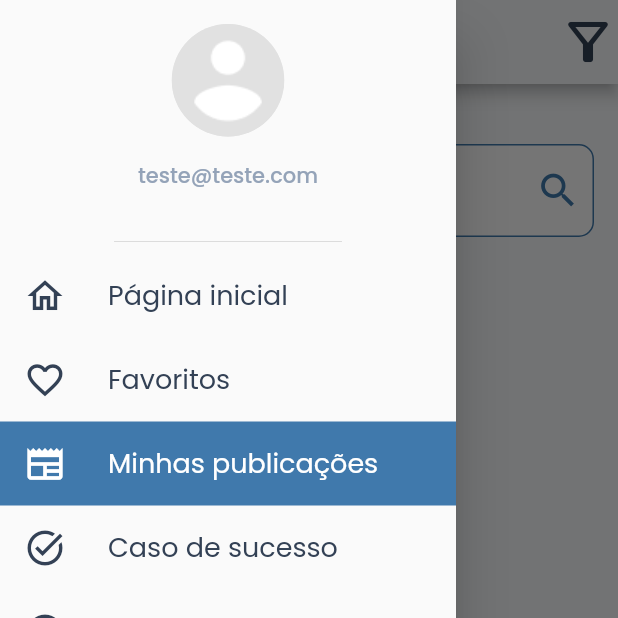
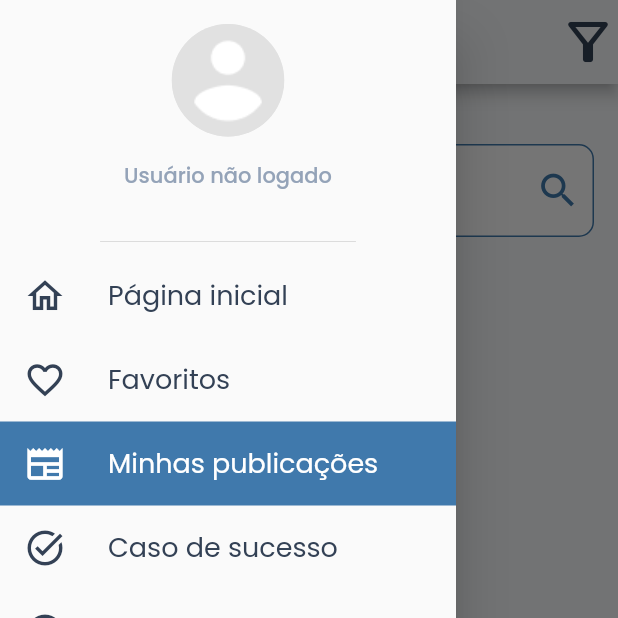
Before and after one commit to Yurinabaia/adote_me, a Flutter app: the MyPublicationsScreen screen opened by its route, with the side drawer open, on a phone screen of 412 x 824 dp, the top half of it. Run offline on Flutter 3.47's test engine with Material 2 defaults, Android fonts, the phone set to English and light mode, and no system bars; our stand-ins replace carousel_slider, cloud_firestore, device_preview, file_picker, firebase_auth, firebase_core and 7 more; missing offline and left inert: dart:ffi, flutter_facebook_auth; accounts and stored records are empty.

Commit message:
Buscando imagem e email do usuario para exibir no drawer

```diff
--- a/lib/ui/components/drawer_component.dart
+++ b/lib/ui/components/drawer_component.dart
@@ -1,4 +1,5 @@
 import 'package:adoteme/data/service/login_firebase_service.dart';
+import 'package:adoteme/data/service/user_profile_firebase_service.dart';
 import 'package:adoteme/ui/components/circle_avatar_component.dart';
 import 'package:adoteme/ui/components/texts/body_text_component.dart';
 import 'package:adoteme/ui/components/texts/label_text_component.dart';
@@ -16,6 +17,11 @@ class DrawerComponent extends StatefulWidget {
 }
 
 class _DrawerComponentState extends State<DrawerComponent> {
+  String? _imgFirebase;
+  final ValueNotifier<String> _emailUser = ValueNotifier('');
+  final ValueNotifier<String> _idUser = ValueNotifier('');
+  UserProfileFirebaseService userProfileFirebaseService =
+      UserProfileFirebaseService();
   List<Map<String, dynamic>> itemsMenu = [
     {
       'name': 'Página inicial',
@@ -43,6 +49,28 @@ class _DrawerComponentState extends State<DrawerComponent> {
       'route': '/user_profile',
     },
   ];
+
+  void startData() async {
+    var dataUser =
+        await userProfileFirebaseService.getUserProfile(_idUser.value);
+    if (dataUser.data() != null && dataUser.data()!['image'] != null) {
+      setState(() {
+        _imgFirebase = dataUser['image'];
+      });
+    }
+  }
+
+  @override
+  void initState() {
+    var auth = context.read<LoginFirebaseService>();
+    _emailUser.value = auth.emailFirebase();
+    _idUser.value = auth.idFirebase();
+    if (_idUser.value != '') {
+      startData();
+    }
+    super.initState();
+  }
+
   @override
   Widget build(BuildContext context) {
     final auth = context.read<LoginFirebaseService>();
@@ -57,10 +85,14 @@ class _DrawerComponentState extends State<DrawerComponent> {
                   SizedBox(
                     height: 75,
                     width: 75,
-                    child: CircleAvatarComponent.findCircleAvatar(),
+                    child: CircleAvatarComponent.findCircleAvatar(
+                        imgFirebase: _imgFirebase),
                   ),
                   const SizedBox(height: 16),
-                  const LabelTextComponent(text: 'teste@teste.com')
+                  LabelTextComponent(
+                      text: _emailUser.value != ''
+                          ? _emailUser.value
+                          : 'Usuário não logado'),
                 ],
               ),
             ),
--- a/lib/ui/screens/create_publication/animal_adoption/pictures_vaccine_card_screen.dart
+++ b/lib/ui/screens/create_publication/animal_adoption/pictures_vaccine_card_screen.dart
@@ -178,7 +178,7 @@ class _PicturesVaccineCardScreen extends State<PicturesVaccineCardScreen> {
 
     if (animalModel.animalPhotos != null) {
       for (var photo in animalModel.animalPhotos!) {
-        if (photo.contains('https://firebasestorage')) {
+        if (photo.contains('http')) {
           photosAnimal.add(photo);
         } else {
           var uid = uuid.v4();
```
